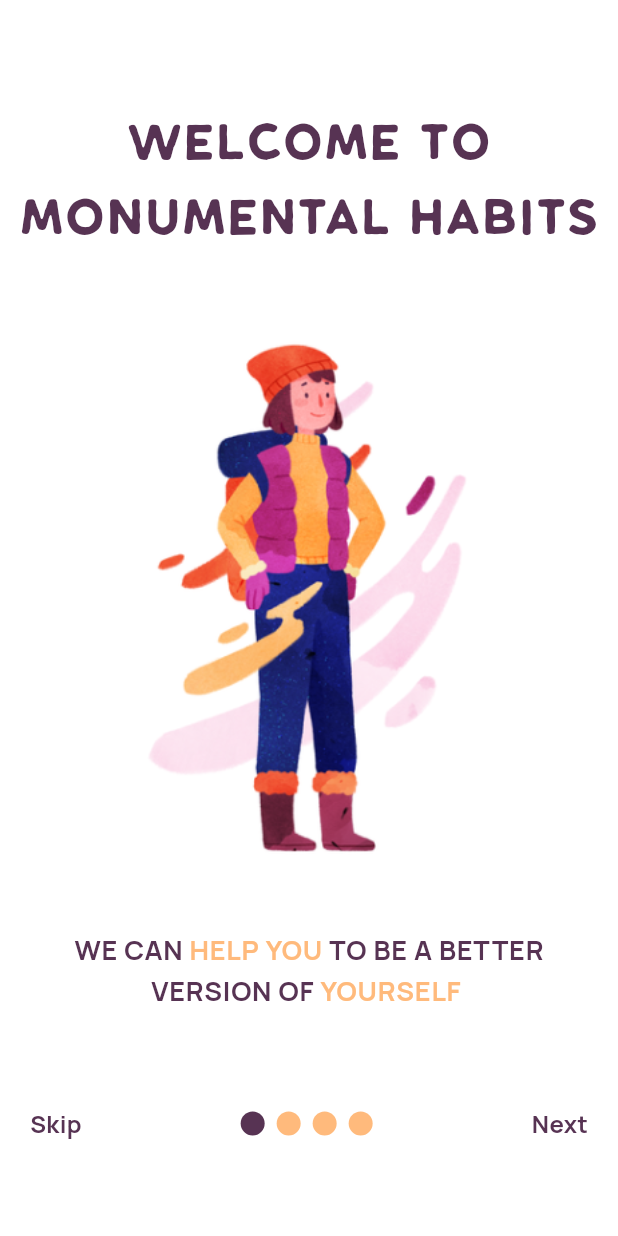
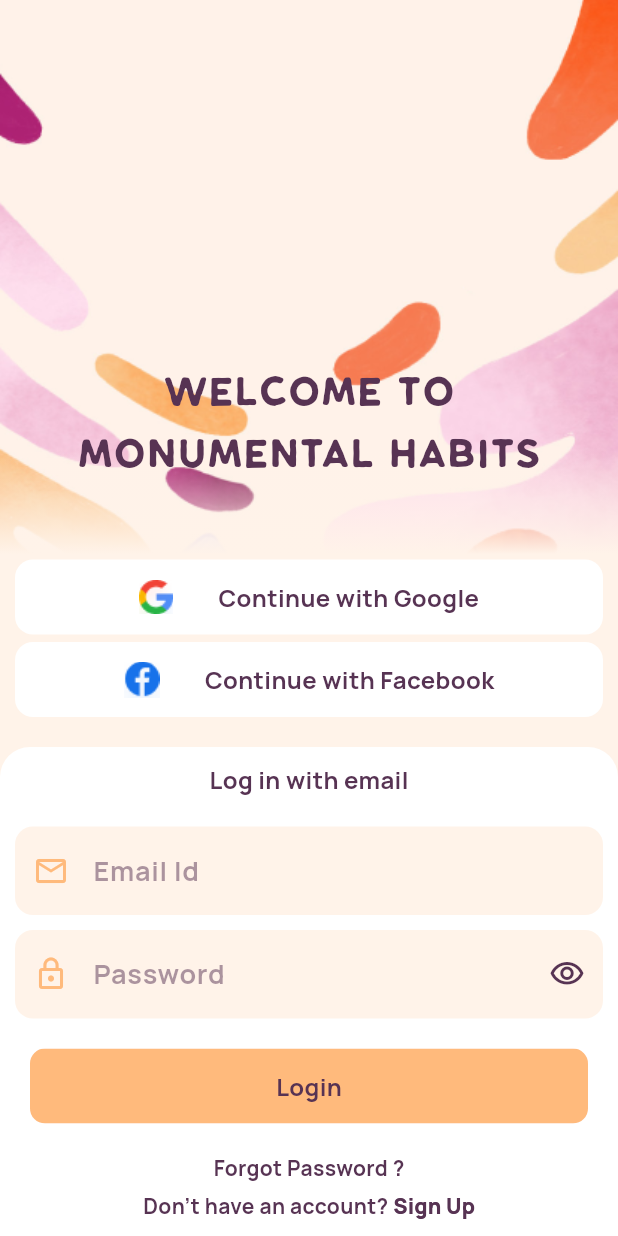
Before and after one commit to SourishBiswas23/habit_builder, a Flutter app: the screen it shows after launch, on a phone screen of 412 x 824 dp. Run offline on Flutter 3.47's test engine with Material 3 defaults, Android fonts, the phone set to English and light mode, and no system bars; drawn by our look-alikes of smooth_page_indicator; our stand-ins replace logger.

Commit message:
Added the login screen

```diff
--- a/lib/main.dart
+++ b/lib/main.dart
@@ -1,5 +1,5 @@
 import 'package:flutter/material.dart';
-import 'package:habit_builder/views/onboarding/introduction_screen/introduction_screen.dart';
+import 'package:habit_builder/views/onboarding/signup_and_login/login_screen/login_screen.dart';
 
 import 'app_theme.dart';
 import 'routes.dart';
@@ -16,7 +16,7 @@ class MyApp extends StatelessWidget {
     return MaterialApp(
       title: 'Habit Builder',
       theme: AppTheme().themeData,
-      home: const IntroductionScreen(),
+      home: const LoginScreen(),
       onGenerateRoute: AppNavigator.onGenerateRoute,
       navigatorKey: AppNavigator.navigatorKey,
       scaffoldMessengerKey: AppNavigator.scaffoldMessengerState,
--- /dev/null
+++ b/lib/views/onboarding/signup_and_login/login_screen/email_and_password_field.dart
@@ -0,0 +1,52 @@
+import 'package:flutter/material.dart';
+import 'package:habit_builder/app_theme.dart';
+
+class EmailAndPasswordField extends StatefulWidget {
+  const EmailAndPasswordField({
+    super.key,
+    required this.hintText,
+    required this.iconData,
+    required this.keyboardType,
+    this.isPassword = false,
+  });
+  final String hintText;
+  final IconData iconData;
+  final TextInputType keyboardType;
+  final bool isPassword;
+
+  @override
+  State<EmailAndPasswordField> createState() => _EmailAndPasswordFieldState();
+}
+
+class _EmailAndPasswordFieldState extends State<EmailAndPasswordField> {
+  bool obscureText = true;
+
+  @override
+  Widget build(BuildContext context) {
+    return TextField(
+      keyboardType: widget.keyboardType,
+      obscureText: widget.isPassword && obscureText,
+      style: const TextStyle(color: AppTheme.morning),
+      decoration: InputDecoration(
+        hintText: widget.hintText,
+        prefixIcon: Icon(
+          widget.iconData,
+        ),
+        suffixIcon: widget.isPassword
+            ? InkWell(
+                onTap: () {
+                  setState(() {
+                    obscureText = !obscureText;
+                  });
+                },
+                child: Icon(
+                  obscureText
+                      ? Icons.visibility_outlined
+                      : Icons.visibility_off_outlined,
+                ),
+              )
+            : null,
+      ),
+    );
+  }
+}
--- /dev/null
+++ b/lib/views/onboarding/signup_and_login/login_screen/login_button.dart
@@ -0,0 +1,38 @@
+import 'package:flutter/material.dart';
+
+import '../../../../app_theme.dart';
+
+class LoginButton extends StatelessWidget {
+  const LoginButton({super.key});
+
+  @override
+  Widget build(BuildContext context) {
+    final theme = Theme.of(context);
+
+    return Padding(
+      padding: const EdgeInsets.all(10),
+      child: ClipRRect(
+        borderRadius: BorderRadius.circular(10),
+        child: Material(
+          child: InkWell(
+            onTap: () => print('Login'),
+            splashColor: Colors.orange,
+            child: Ink(
+              color: AppTheme.morning,
+              child: Container(
+                height: 50,
+                width: double.infinity,
+                padding: const EdgeInsets.symmetric(vertical: 10),
+                alignment: Alignment.center,
+                child: Text(
+                  'Login',
+                  style: theme.textTheme.bodyMedium,
+                ),
+              ),
+            ),
+          ),
+        ),
+      ),
+    );
+  }
+}
--- /dev/null
+++ b/lib/views/onboarding/signup_and_login/login_screen/login_screen.dart
@@ -0,0 +1,186 @@
+import 'package:flutter/material.dart';
+import 'package:logger/logger.dart';
+
+import '../../../../app_theme.dart';
+import 'email_and_password_field.dart';
+import 'login_button.dart';
+
+class LoginScreen extends StatelessWidget {
+  const LoginScreen({super.key});
+
+  @override
+  Widget build(BuildContext context) {
+    final theme = Theme.of(context);
+    final size = MediaQuery.of(context).size;
+    return Scaffold(
+      body: SingleChildScrollView(
+        child: Container(
+          constraints: BoxConstraints(minHeight: size.height),
+          decoration: const BoxDecoration(
+            image: DecorationImage(
+              image: AssetImage('assets/images/splash.png'),
+              fit: BoxFit.cover,
+            ),
+          ),
+          width: double.infinity,
+          child: Column(
+            mainAxisAlignment: MainAxisAlignment.end,
+            mainAxisSize: MainAxisSize.min,
+            children: [
+              Container(
+                decoration: const BoxDecoration(
+                  gradient: LinearGradient(
+                    begin: Alignment.topCenter,
+                    end: Alignment.bottomCenter,
+                    stops: [0.2222, 0.5],
+                    colors: [AppTheme.transparentWhite, AppTheme.creame],
+                  ),
+                ),
+                width: double.infinity,
+                child: Column(
+                  mainAxisAlignment: MainAxisAlignment.center,
+                  mainAxisSize: MainAxisSize.min,
+                  children: [
+                    Text(
+                      'WELCOME TO',
+                      style: theme.textTheme.headlineMedium,
+                    ),
+                    Text(
+                      'MONUMENTAL HABITS',
+                      style: theme.textTheme.headlineMedium,
+                    ),
+                    const SizedBox(height: 50),
+                    Container(
+                      margin: const EdgeInsets.symmetric(horizontal: 10),
+                      height: 50,
+                      decoration: BoxDecoration(
+                        borderRadius: BorderRadius.circular(12),
+                        color: Colors.white,
+                      ),
+                      child: Row(
+                        mainAxisSize: MainAxisSize.max,
+                        mainAxisAlignment: MainAxisAlignment.center,
+                        children: [
+                          SizedBox(
+                            child: Image.asset(
+                              'assets/logo/google_logo.png',
+                              fit: BoxFit.fitHeight,
+                            ),
+                          ),
+                          const SizedBox(width: 30),
+                          const Text(
+                            'Continue with Google',
+                            style: TextStyle(fontWeight: FontWeight.w700),
+                          )
+                        ],
+                      ),
+                    ),
+                    const SizedBox(height: 5),
+                    Container(
+                      margin: const EdgeInsets.symmetric(horizontal: 10),
+                      height: 50,
+                      decoration: BoxDecoration(
+                        borderRadius: BorderRadius.circular(12),
+                        color: Colors.white,
+                      ),
+                      child: Row(
+                        mainAxisSize: MainAxisSize.max,
+                        mainAxisAlignment: MainAxisAlignment.center,
+                        children: [
+                          SizedBox(
+                            child: Image.asset(
+                              'assets/logo/facebook_logo.png',
+                              fit: BoxFit.fitHeight,
+                            ),
+                          ),
+                          const SizedBox(width: 30),
+                          const Text(
+                            'Continue with Facebook',
+                            style: TextStyle(fontWeight: FontWeight.w700),
+                          )
+                        ],
+                      ),
+                    ),
+                    const SizedBox(height: 20),
+                  ],
+                ),
+              ),
+              Container(
+                color: AppTheme.creame,
+                child: Container(
+                  width: double.infinity,
+                  padding: const EdgeInsets.symmetric(
+                    horizontal: 10,
+                    vertical: 10,
+                  ),
+                  decoration: const BoxDecoration(
+                    borderRadius: BorderRadius.vertical(
+                      top: Radius.circular(20),
+                    ),
+                    color: Colors.white,
+                  ),
+                  child: Column(
+                    mainAxisAlignment: MainAxisAlignment.center,
+                    children: [
+                      Text(
+                        'Log in with email',
+                        style: theme.textTheme.bodyMedium,
+                      ),
+                      const SizedBox(height: 20),
+                      const EmailAndPasswordField(
+                        hintText: 'Email Id',
+                        iconData: Icons.email_outlined,
+                        keyboardType: TextInputType.emailAddress,
+                      ),
+                      const SizedBox(height: 10),
+                      const EmailAndPasswordField(
+                        hintText: 'Password',
+                        iconData: Icons.lock_outline,
+                        keyboardType: TextInputType.visiblePassword,
+                        isPassword: true,
+                      ),
+                      const SizedBox(height: 10),
+                      const LoginButton(),
+                      const SizedBox(height: 10),
+                      const Text(
+                        'Forgot Password ?',
+                        style: TextStyle(fontSize: 14),
+                      ),
+                      const SizedBox(height: 5),
+                      Row(
+                        mainAxisSize: MainAxisSize.max,
+                        mainAxisAlignment: MainAxisAlignment.center,
+                        children: [
+                          const Text(
+                            "Don't have an account? ",
+                            style: TextStyle(fontSize: 14),
+                          ),
+                          InkWell(
+                            onTap: () => Logger().i('Signed Up'),
+                            child: const Text(
+                              'Sign Up',
+                              style: TextStyle(
+                                fontSize: 14,
+                                fontWeight: FontWeight.w900,
+                                shadows: [
+                                  Shadow(
+                                    offset: Offset(0.2, 0.2),
+                                    color: AppTheme.eclipse,
+                                  )
+                                ],
+                              ),
+                            ),
+                          )
+                        ],
+                      )
+                    ],
+                  ),
+                ),
+              )
+            ],
+          ),
+        ),
+      ),
+    );
+  }
+}
--- a/pubspec.yaml
+++ b/pubspec.yaml
@@ -72,6 +72,7 @@ flutter:
     - assets/images/forgot_password.png
   # logo
     - assets/logo/google_logo.png
+    - assets/logo/facebook_logo.png
   # navbar selected icons
     - assets/images/community_selected.png
     - assets/images/courses_selected.png
```
Also changed, not shown: assets/logo/facebook_logo.png (added).
